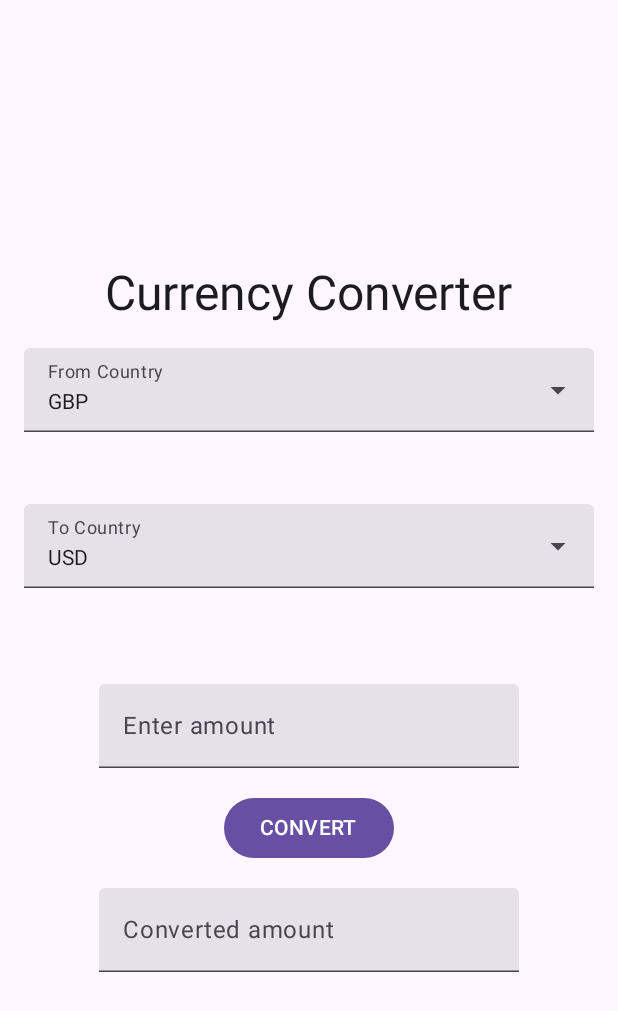
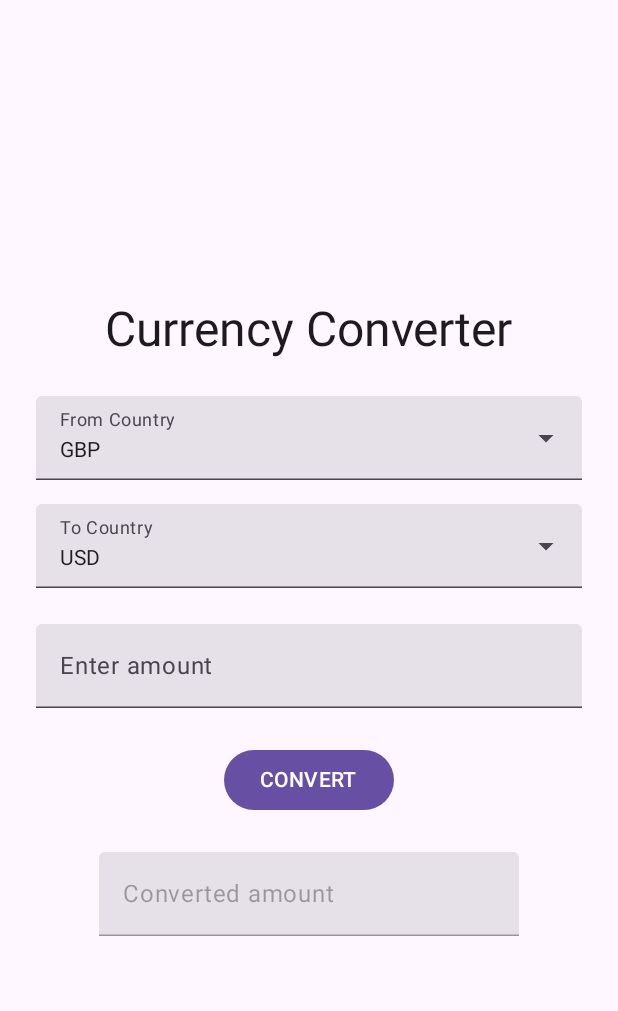
Before and after one commit to Raefabdulnazir/CurrencyConverter, an Android app built with Jetpack Compose: the composable CurrencyConverterUI shown on its own in the app's theme, on a phone screen of 412 x 824 dp. Shown: the top 1011 px of the screen. Run offline under Robolectric (Android 15) with nearby library versions, the phone set to English and light mode, and no system bars; our stand-ins replace livedata-compose; missing, so only their content is drawn: CurrencyConverterTheme; 1 statement that could not run was skipped.

Commit message:
added logo and made UI clean

```diff
--- a/app/src/main/AndroidManifest.xml
+++ b/app/src/main/AndroidManifest.xml
@@ -8,7 +8,7 @@
         android:allowBackup="true"
         android:dataExtractionRules="@xml/data_extraction_rules"
         android:fullBackupContent="@xml/backup_rules"
-        android:icon="@mipmap/ic_launcher"
+        android:icon="@drawable/currencyconverterapplogo"
         android:label="@string/app_name"
         android:roundIcon="@mipmap/ic_launcher_round"
         android:supportsRtl="true"
--- a/app/src/main/java/com/example/currencyconverter/MainActivity.kt
+++ b/app/src/main/java/com/example/currencyconverter/MainActivity.kt
@@ -34,9 +34,11 @@ import com.example.currencyconverter.ui.theme.CurrencyConverterTheme
 import androidx.compose.ui.unit.dp
 import androidx.activity.viewModels
 import androidx.compose.foundation.focusable
+import androidx.compose.foundation.text.KeyboardOptions
 import androidx.compose.runtime.LaunchedEffect
 import androidx.compose.runtime.livedata.observeAsState
 import androidx.compose.ui.input.pointer.pointerInput
+import androidx.compose.ui.text.input.KeyboardType
 import com.example.currencyconverter.viewmodel.CurrencyViewModel
 
 
@@ -111,13 +113,13 @@ fun CurrencyConverterUI(currencyViewModel : CurrencyViewModel) {
     Column (
         modifier = Modifier
             .fillMaxSize()
-            .padding(16.dp),
+            .padding(24.dp),
         horizontalAlignment = Alignment.CenterHorizontally,
         verticalArrangement = Arrangement.Center
     ){
         Text(text = "Currency Converter", style = MaterialTheme.typography.headlineLarge)
 
-        Spacer(modifier = Modifier.height(16.dp))
+        Spacer(modifier = Modifier.height(24.dp))
 
         CountryDropDownMenu(
             label = "From Country",
@@ -126,7 +128,7 @@ fun CurrencyConverterUI(currencyViewModel : CurrencyViewModel) {
             countries = countries
             )
 
-        Spacer(modifier = Modifier.height(48.dp))
+        Spacer(modifier = Modifier.height(16.dp))
 
         CountryDropDownMenu(
             label = "To Country",
@@ -135,14 +137,18 @@ fun CurrencyConverterUI(currencyViewModel : CurrencyViewModel) {
             countries = countries
         )
 
-        Spacer(modifier = Modifier.height(64.dp))
+        Spacer(modifier = Modifier.height(24.dp))
 
         TextField(
             value = amount,//binding the amount state variable
             onValueChange = {newAmount -> amount = newAmount},//updating the amount state variable with new input
-            label = {Text("Enter amount")})
+            label = {Text("Enter amount")},
+            modifier = Modifier.fillMaxWidth(),
+            singleLine = true ,
+            keyboardOptions = KeyboardOptions(keyboardType = KeyboardType.Number)//this is to only show numbers in the keyboard
+        )
 
-        Spacer(modifier = Modifier.height(16.dp))
+        Spacer(modifier = Modifier.height(24.dp))
 
         val sendFromCountry = fromCountry.substring(0,3)
         val sendToCountry = toCountry.substring(0,3)
@@ -156,22 +162,20 @@ fun CurrencyConverterUI(currencyViewModel : CurrencyViewModel) {
             Text("CONVERT")
         }
 
-        Spacer(modifier = Modifier.height(16.dp))
+        Spacer(modifier = Modifier.height(24.dp))
 
         //step 5 - displaying the converted amount
         //val convertedAmount = conversionResult?.rates?.get(toCountry)
         TextField(
             value = conversionResult?.toString() ?:"",
             onValueChange = {},
+            enabled = false,
             label = {Text("Converted amount")} ,
             readOnly = true ,
-            //modifier = Modifier.clickable{}.focusable(false)
+            //modifier = Modifier.fillMaxWidth()
+            modifier = Modifier.clickable{}.focusable(false)
         )
     }
-
-    Spacer(modifier = Modifier.height(16.dp))
-
-
 }
 
 @OptIn(ExperimentalMaterial3Api::class)
```
Also changed, not shown: app/src/main/res/drawable/currencyconverterapplogo.png (added).
